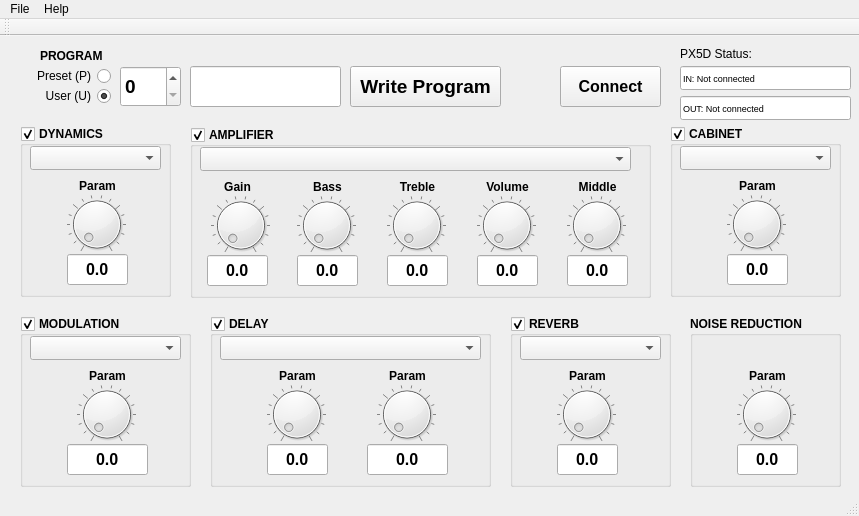
First picture: the form in mainwindow.ui, repository soulfish/px5deditor, before the edit.
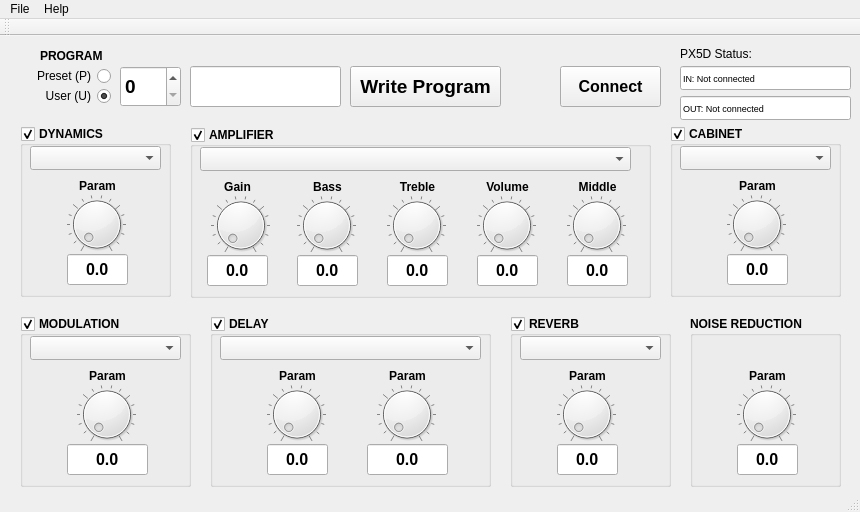
Second picture: the form after the edit.

Commit message: Issue #22 : Disabled window maximizing, added window icon.

```diff
--- a/mainwindow.ui
+++ b/mainwindow.ui
@@ -6,10 +6,16 @@
    <rect>
     <x>0</x>
     <y>0</y>
-    <width>859</width>
-    <height>516</height>
+    <width>860</width>
+    <height>512</height>
    </rect>
   </property>
+  <property name="sizePolicy">
+   <sizepolicy hsizetype="Fixed" vsizetype="Fixed">
+    <horstretch>0</horstretch>
+    <verstretch>0</verstretch>
+   </sizepolicy>
+  </property>
   <property name="windowTitle">
    <string>MainWindow</string>
   </property>
@@ -1449,7 +1455,7 @@
     <rect>
      <x>0</x>
      <y>0</y>
-     <width>859</width>
+     <width>860</width>
      <height>22</height>
     </rect>
    </property>
```
Left out of the diff: 5 changed lines with no effect on the pictures. The commit also changes 1 other file.
